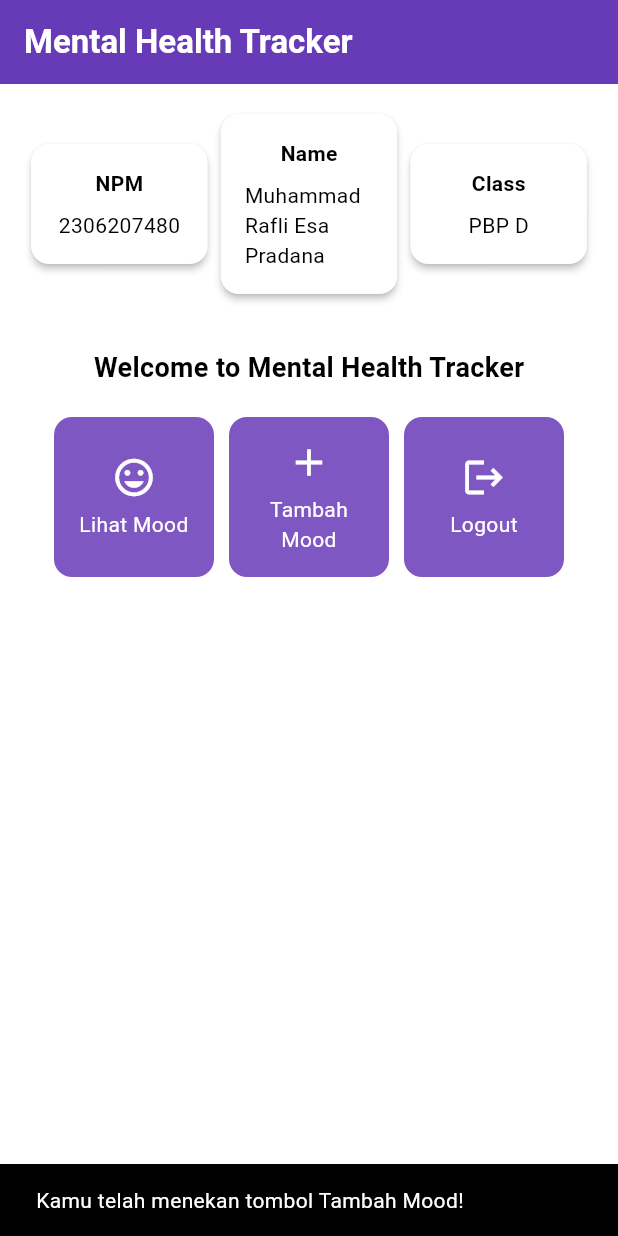
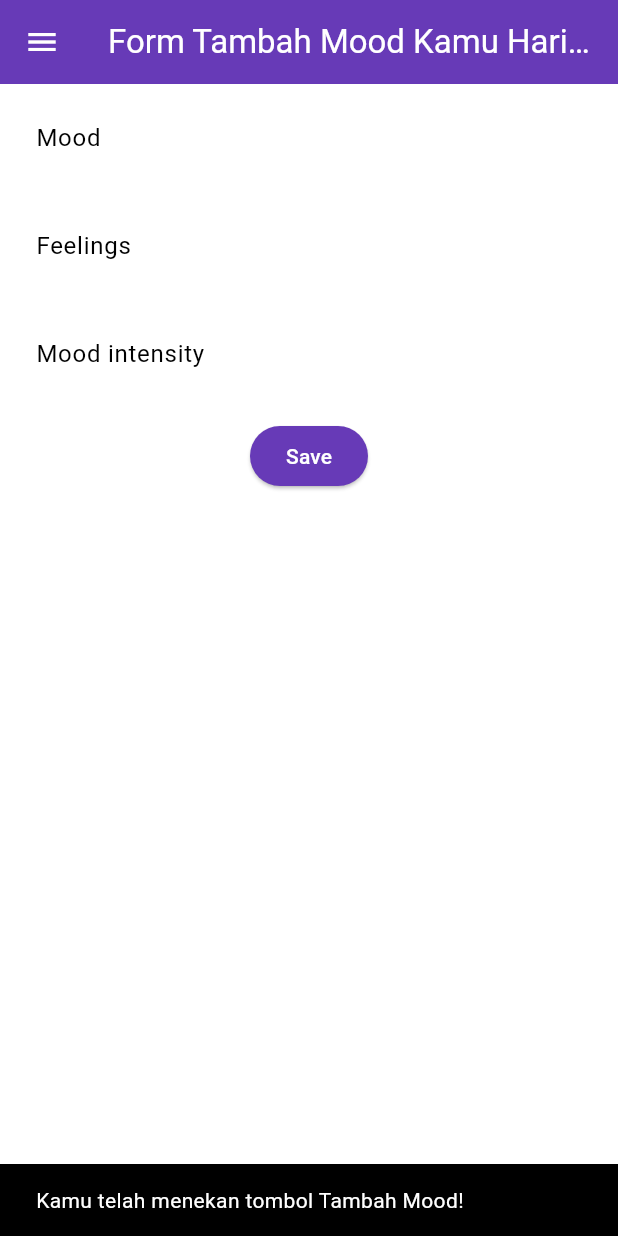
Before and after one commit to rafliesa/mental-health-tracker-mobile, a Flutter app: the screen it shows after launch, after a tap on "Tambah Mood", on a phone screen of 412 x 824 dp. Run offline on Flutter 3.47's test engine with Material 3 defaults, Android fonts, the phone set to English and light mode, and no system bars.

Commit message:
menyelesaikan tutorial 7

```diff
--- a/lib/main.dart
+++ b/lib/main.dart
@@ -1,5 +1,6 @@
 import 'package:flutter/material.dart';
-import 'package:mental_health_tracker/menu.dart';
+import 'package:mental_health_tracker/screens/menu.dart';
+
 
 void main() {
   runApp(const MyApp());
--- a/lib/menu.dart
+++ b/lib/screens/menu.dart
@@ -1,4 +1,8 @@
 import 'package:flutter/material.dart';
+import 'package:mental_health_tracker/widgets/left_drawer.dart';
+import 'package:mental_health_tracker/widgets/mood_card.dart';
+
+
 class MyHomePage extends StatelessWidget {
   final String npm = '2306207480';
   final String name = 'Muhammad Rafli Esa Pradana';
@@ -11,6 +15,7 @@ class MyHomePage extends StatelessWidget {
   ];
 
   MyHomePage({super.key});
+
 
 
   @override
@@ -27,9 +32,11 @@ class MyHomePage extends StatelessWidget {
             fontWeight: FontWeight.bold,
           ),
         ),
+        iconTheme: const IconThemeData(color: Colors.white),
         // Warna latar belakang AppBar diambil dari skema warna tema aplikasi.
         backgroundColor: Theme.of(context).colorScheme.primary,
       ),
+      drawer: const LeftDrawer(),
       // Body halaman dengan padding di sekelilingnya.
       body: Padding(
         padding: const EdgeInsets.all(16.0),
@@ -91,69 +98,7 @@ class MyHomePage extends StatelessWidget {
       ),
     );
   }
-
 }
-
-class ItemCard extends StatelessWidget {
-  // Menampilkan kartu dengan ikon dan nama.
-
-  final ItemHomepage item;
-
-  const ItemCard(this.item, {super.key});
-
-  @override
-  Widget build(BuildContext context) {
-    return Material(
-      // Menentukan warna latar belakang dari tema aplikasi.
-      color: Theme.of(context).colorScheme.secondary,
-      // Membuat sudut kartu melengkung.
-      borderRadius: BorderRadius.circular(12),
-
-      child: InkWell(
-        // Aksi ketika kartu ditekan.
-        onTap: () {
-          // Menampilkan pesan SnackBar saat kartu ditekan.
-          ScaffoldMessenger.of(context)
-            ..hideCurrentSnackBar()
-            ..showSnackBar(
-              SnackBar(content: Text("Kamu telah menekan tombol ${item.name}!"))
-            );
-        },
-        // Container untuk menyimpan Icon dan Text
-        child: Container(
-          padding: const EdgeInsets.all(8),
-          child: Center(
-            child: Column(
-              // Menyusun ikon dan teks di tengah kartu.
-              mainAxisAlignment: MainAxisAlignment.center,
-              children: [
-                Icon(
-                  item.icon,
-                  color: Colors.white,
-                  size: 30.0,
-                ),
-                const Padding(padding: EdgeInsets.all(3)),
-                Text(
-                  item.name,
-                  textAlign: TextAlign.center,
-                  style: const TextStyle(color: Colors.white),
-                ),
-              ],
-            ),
-          ),
-        ),
-      ),
-    );
-  }
-
-}
-
-class ItemHomepage {
-     final String name;
-     final IconData icon;
-
-     ItemHomepage(this.name, this.icon);
- }
 
 class InfoCard extends StatelessWidget {
   // Kartu informasi yang menampilkan title dan content.
--- /dev/null
+++ b/lib/screens/moodentry_form.dart
@@ -0,0 +1,161 @@
+import 'package:flutter/material.dart';
+import 'package:mental_health_tracker/widgets/left_drawer.dart';
+
+class MoodEntryFormPage extends StatefulWidget {
+  const MoodEntryFormPage({super.key});
+
+  @override
+  State<MoodEntryFormPage> createState() => _MoodEntryFormPageState();
+}
+
+class _MoodEntryFormPageState extends State<MoodEntryFormPage> {
+  final _formKey = GlobalKey<FormState>();
+	String _mood = "";
+	String _feelings = "";
+	int _moodIntensity = 0;
+
+  @override
+  Widget build(BuildContext context) {
+    return Scaffold(
+  appBar: AppBar(
+    title: const Center(
+      child: Text(
+        'Form Tambah Mood Kamu Hari ini',
+      ),
+    ),
+    backgroundColor: Theme.of(context).colorScheme.primary,
+    foregroundColor: Colors.white,
+  ),
+  drawer: const LeftDrawer(),
+  body: Form(
+    key: _formKey,
+    child: SingleChildScrollView(
+      child: Column(
+  crossAxisAlignment: CrossAxisAlignment.start,
+  children: [
+    Padding(
+      padding: const EdgeInsets.all(8.0),
+      child: TextFormField(
+        decoration: InputDecoration(
+          hintText: "Mood",
+          labelText: "Mood",
+          border: OutlineInputBorder(
+            borderRadius: BorderRadius.circular(5.0),
+          ),
+        ),
+        onChanged: (String? value) {
+          setState(() {
+            _mood = value!;
+          });
+        },
+        validator: (String? value) {
+          if (value == null || value.isEmpty) {
+            return "Mood tidak boleh kosong!";
+          }
+          return null;
+        },
+      ),
+    ),
+    Padding(
+  padding: const EdgeInsets.all(8.0),
+  child: TextFormField(
+    decoration: InputDecoration(
+      hintText: "Feelings",
+      labelText: "Feelings",
+      border: OutlineInputBorder(
+        borderRadius: BorderRadius.circular(5.0),
+      ),
+    ),
+    onChanged: (String? value) {
+      setState(() {
+        _feelings = value!;
+      });
+    },
+    validator: (String? value) {
+      if (value == null || value.isEmpty) {
+        return "Feelings tidak boleh kosong!";
+      }
+      return null;
+    },
+  ),
+),
+Padding(
+  padding: const EdgeInsets.all(8.0),
+  child: TextFormField(
+    decoration: InputDecoration(
+      hintText: "Mood intensity",
+      labelText: "Mood intensity",
+      border: OutlineInputBorder(
+        borderRadius: BorderRadius.circular(5.0),
+      ),
+    ),
+    onChanged: (String? value) {
+      setState(() {
+        _moodIntensity = int.tryParse(value!) ?? 0;
+      });
+    },
+    validator: (String? value) {
+      if (value == null || value.isEmpty) {
+        return "Mood intensity tidak boleh kosong!";
+      }
+      if (int.tryParse(value) == null) {
+        return "Mood intensity harus berupa angka!";
+      }
+      return null;
+    },
+  ),
+),
+Align(
+  alignment: Alignment.bottomCenter,
+  child: Padding(
+    padding: const EdgeInsets.all(8.0),
+    child: ElevatedButton(
+      style: ButtonStyle(
+        backgroundColor: WidgetStateProperty.all(
+            Theme.of(context).colorScheme.primary),
+      ),
+      onPressed: () {
+        if (_formKey.currentState!.validate()) {
+                showDialog(
+        context: context,
+        builder: (context) {
+          return AlertDialog(
+            title: const Text('Mood berhasil tersimpan'),
+            content: SingleChildScrollView(
+              child: Column(
+                crossAxisAlignment: CrossAxisAlignment.start,
+                children: [
+                  Text('Mood: $_mood'),
+                  Text('Feelings: $_feelings'),
+                  Text('Mood intensity: $_moodIntensity')
+                ],
+              ),
+            ),
+            actions: [
+              TextButton(
+                child: const Text('OK'),
+                onPressed: () {
+                  Navigator.pop(context);
+                  _formKey.currentState!.reset();
+                },
+              ),
+            ],
+          );
+        },
+      );
+        }
+      },
+      child: const Text(
+        "Save",
+        style: TextStyle(color: Colors.white),
+      ),
+    ),
+  ),
+),
+  ],
+      )
+    ),
+  ),
+);
+  }
+}
--- /dev/null
+++ b/lib/widgets/left_drawer.dart
@@ -0,0 +1,68 @@
+import 'package:flutter/material.dart';
+import 'package:mental_health_tracker/screens/menu.dart';
+import 'package:mental_health_tracker/screens/moodentry_form.dart';
+class LeftDrawer extends StatelessWidget {
+  const LeftDrawer({super.key});
+
+  @override
+  Widget build(BuildContext context) {
+    return Drawer(
+      child: ListView(
+        children: [
+          DrawerHeader(
+                decoration: BoxDecoration(
+      color: Theme.of(context).colorScheme.primary,
+    ),
+    child: const Column(
+      children: [
+        Text(
+          'Mental Health Tracker',
+          textAlign: TextAlign.center,
+          style: TextStyle(
+            fontSize: 24,
+            fontWeight: FontWeight.bold,
+            color: Colors.white,
+          ),
+        ),
+        Padding(padding: EdgeInsets.all(8)),
+        Text(
+          "Ayo jaga kesehatan mentalmu setiap hari disini!",
+          style: TextStyle(
+            fontSize: 15.0,
+            color: Colors.white,
+            fontWeight: FontWeight.normal,
+          ),
+          textAlign: TextAlign.center,
+
+        ),
+      ],
+    ),
+          ),
+              ListTile(
+    leading: const Icon(Icons.home_outlined),
+    title: const Text('Halaman Utama'),
+    // Bagian redirection ke MyHomePage
+    onTap: () {
+      Navigator.pushReplacement(
+          context,
+          MaterialPageRoute(
+            builder: (context) => MyHomePage(),
+          ));
+    },
+  ),
+  ListTile(
+    leading: const Icon(Icons.mood),
+    title: const Text('Tambah Mood'),
+    // Bagian redirection ke MoodEntryFormPage
+    onTap: () {
+      Navigator.push(
+        context,
+        MaterialPageRoute(builder: (context) => MoodEntryFormPage()),
+      );
+    },
+  ),
+        ],
+      ),
+    );
+  }
+}
--- /dev/null
+++ b/lib/widgets/mood_card.dart
@@ -0,0 +1,70 @@
+import 'package:flutter/material.dart';
+import 'package:mental_health_tracker/screens/moodentry_form.dart';
+
+class ItemHomepage {
+     final String name;
+     final IconData icon;
+
+     ItemHomepage(this.name, this.icon);
+ }
+
+
+class ItemCard extends StatelessWidget {
+  // Menampilkan kartu dengan ikon dan nama.
+
+  final ItemHomepage item;
+
+  const ItemCard(this.item, {super.key});
+
+  @override
+  Widget build(BuildContext context) {
+    return Material(
+      // Menentukan warna latar belakang dari tema aplikasi.
+      color: Theme.of(context).colorScheme.secondary,
+      // Membuat sudut kartu melengkung.
+      borderRadius: BorderRadius.circular(12),
+
+      child: InkWell(
+        // Aksi ketika kartu ditekan.
+        onTap: () {
+          // Menampilkan pesan SnackBar saat kartu ditekan.
+          ScaffoldMessenger.of(context)
+            ..hideCurrentSnackBar()
+            ..showSnackBar(
+              SnackBar(content: Text("Kamu telah menekan tombol ${item.name}!"))
+            );
+            if (item.name == "Tambah Mood") {
+            Navigator.push(
+              context,
+              MaterialPageRoute(builder: (context) => MoodEntryFormPage()),
+            );
+  }
+        },
+        // Container untuk menyimpan Icon dan Text
+        child: Container(
+          padding: const EdgeInsets.all(8),
+          child: Center(
+            child: Column(
+              // Menyusun ikon dan teks di tengah kartu.
+              mainAxisAlignment: MainAxisAlignment.center,
+              children: [
+                Icon(
+                  item.icon,
+                  color: Colors.white,
+                  size: 30.0,
+                ),
+                const Padding(padding: EdgeInsets.all(3)),
+                Text(
+                  item.name,
+                  textAlign: TextAlign.center,
+                  style: const TextStyle(color: Colors.white),
+                ),
+              ],
+            ),
+          ),
+        ),
+      ),
+    );
+  }
+
+}
```
Also changed, not shown: form_sample/analysis_options.yaml (added, +28 -0 lines), form_sample/lib/main.dart (added, +66 -0 lines), form_sample/pubspec.yaml (added, +90 -0 lines), form_sample/pubspec.lock (added), 123 other files.
